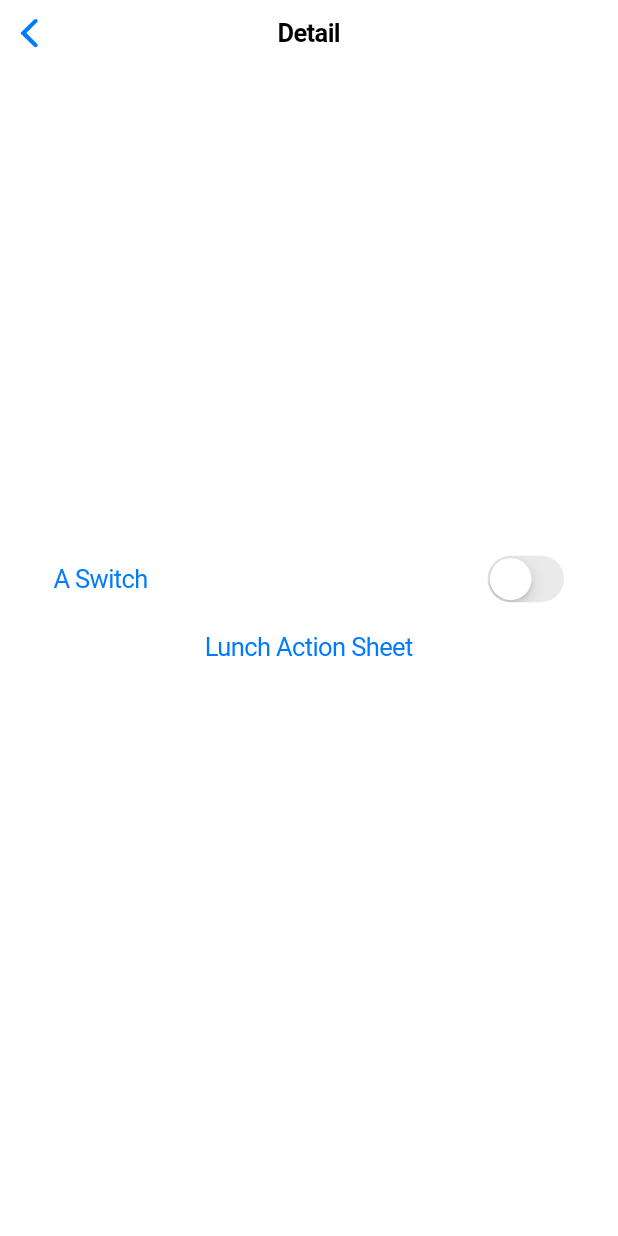
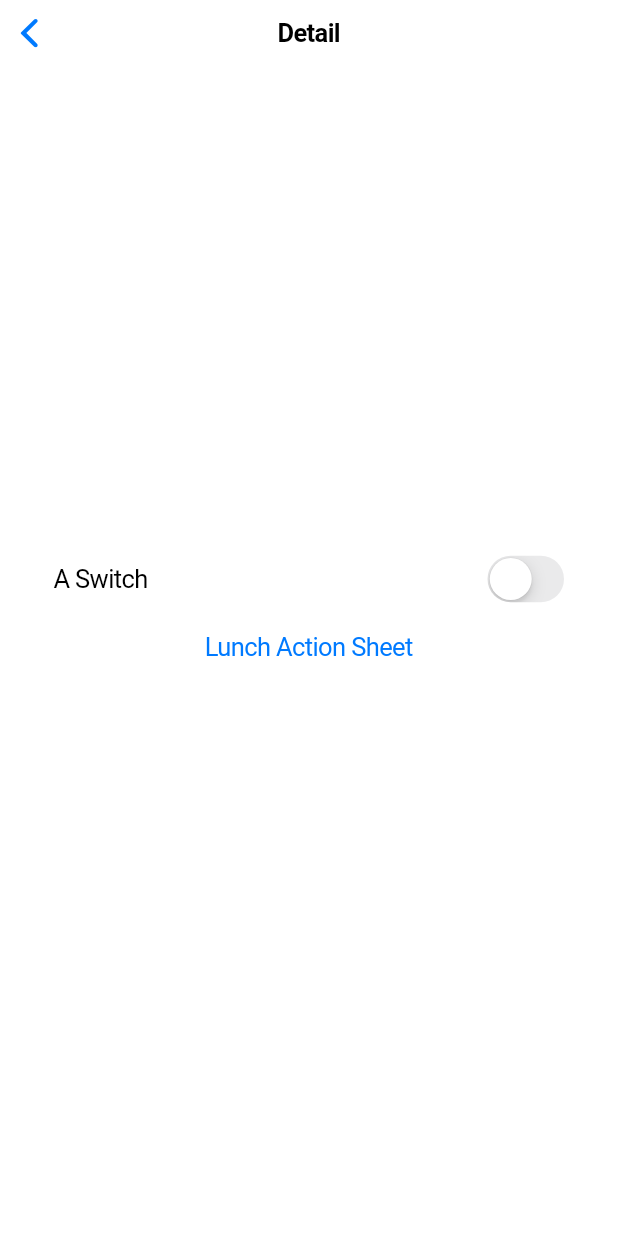
Before and after one commit to seen2/flutter_todo, a Flutter app: the DetailsScree screen opened directly with empty values, on a phone screen of 412 x 824 dp. Run offline on Flutter 3.47's test engine with Material 2 defaults, Android fonts, the phone set to English and light mode, and no system bars.

```diff
--- a/lib/screens/HomeScreen.dart
+++ b/lib/screens/HomeScreen.dart
@@ -82,9 +82,6 @@ class _DetailsScreeState extends State<DetailsScree> {
                     Expanded(
                       child: Text(
                         " A Switch",
-                        style: CupertinoTheme.of(context)
-                            .textTheme
-                            .actionTextStyle,
                       ),
                     ),
                     CupertinoSwitch(
```
